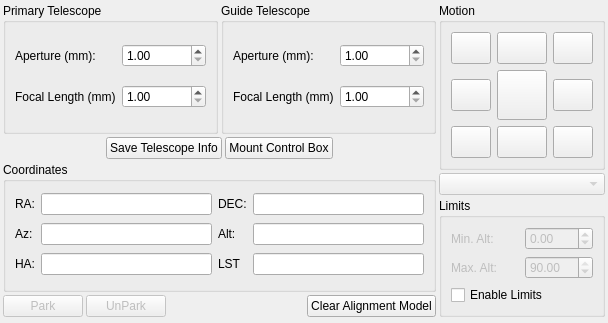
This is kstars/ekos/mount/mount.ui in KDE/kstars as Qt 5 draws it before an edit. The edited form follows.
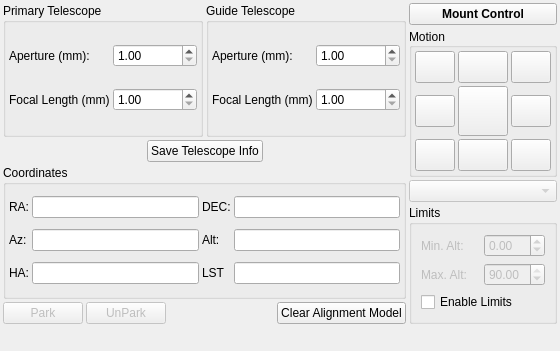
This is the edited form. Icons and pictures are not drawn.

Commit message: Make the mount control button more prominent

Diff of the .ui file:
```diff
--- a/kstars/ekos/mount/mount.ui
+++ b/kstars/ekos/mount/mount.ui
@@ -6,8 +6,8 @@
    <rect>
     <x>0</x>
     <y>0</y>
-    <width>580</width>
-    <height>311</height>
+    <width>550</width>
+    <height>351</height>
    </rect>
   </property>
   <layout class="QVBoxLayout" name="verticalLayout_3">
@@ -38,6 +38,21 @@
             <string>Primary Telescope</string>
            </property>
            <layout class="QGridLayout" name="gridLayout_5">
+            <property name="leftMargin">
+             <number>3</number>
+            </property>
+            <property name="topMargin">
+             <number>3</number>
+            </property>
+            <property name="rightMargin">
+             <number>3</number>
+            </property>
+            <property name="bottomMargin">
+             <number>3</number>
+            </property>
+            <property name="spacing">
+             <number>3</number>
+            </property>
             <item row="0" column="0">
              <widget class="QLabel" name="label_3">
               <property name="text">
@@ -87,6 +102,21 @@
             <string>Guide Telescope</string>
            </property>
            <layout class="QGridLayout" name="gridLayout_4">
+            <property name="leftMargin">
+             <number>3</number>
+            </property>
+            <property name="topMargin">
+             <number>3</number>
+            </property>
+            <property name="rightMargin">
+             <number>3</number>
+            </property>
+            <property name="bottomMargin">
+             <number>3</number>
+            </property>
+            <property name="spacing">
+             <number>3</number>
+            </property>
             <item row="0" column="0">
              <widget class="QLabel" name="label">
               <property name="text">
@@ -157,13 +187,6 @@
            </property>
           </widget>
          </item>
-         <item>
-          <widget class="QPushButton" name="mountToolBoxB">
-           <property name="text">
-            <string>Mount Control Box</string>
-           </property>
-          </widget>
-         </item>
          <item>
           <spacer name="horizontalSpacer_3">
            <property name="orientation">
@@ -185,6 +208,21 @@
           <string>Coordinates</string>
          </property>
          <layout class="QGridLayout" name="gridLayout_2">
+          <property name="leftMargin">
+           <number>3</number>
+          </property>
+          <property name="topMargin">
+           <number>3</number>
+          </property>
+          <property name="rightMargin">
+           <number>3</number>
+          </property>
+          <property name="bottomMargin">
+           <number>3</number>
+          </property>
+          <property name="spacing">
+           <number>3</number>
+          </property>
           <item row="0" column="0">
            <widget class="QLabel" name="label_5">
             <property name="text">
@@ -323,6 +361,32 @@
      </item>
      <item>
       <layout class="QVBoxLayout" name="verticalLayout_2">
+       <property name="spacing">
+        <number>3</number>
+       </property>
+       <item>
+        <widget class="QPushButton" name="mountToolBoxB">
+         <property name="font">
+          <font>
+           <weight>75</weight>
+           <bold>true</bold>
+          </font>
+         </property>
+         <property name="text">
+          <string>Mount Control</string>
+         </property>
+         <property name="icon">
+          <iconset resource="../../data/kstars.qrc">
+           <normaloff>:/icons/breeze/default/kstars_telescope.svg</normaloff>:/icons/breeze/default/kstars_telescope.svg</iconset>
+         </property>
+         <property name="iconSize">
+          <size>
+           <width>48</width>
+           <height>48</height>
+          </size>
+         </property>
+        </widget>
+       </item>
        <item>
         <widget class="QGroupBox" name="groupBox_4">
          <property name="sizePolicy">
@@ -334,10 +398,28 @@
          <property name="title">
           <string>Motion</string>
          </property>
+         <property name="alignment">
+          <set>Qt::AlignLeading|Qt::AlignLeft|Qt::AlignVCenter</set>
+         </property>
          <layout class="QGridLayout" name="gridLayout">
           <property name="sizeConstraint">
            <enum>QLayout::SetMinimumSize</enum>
           </property>
+          <property name="leftMargin">
+           <number>3</number>
+          </property>
+          <property name="topMargin">
+           <number>3</number>
+          </property>
+          <property name="rightMargin">
+           <number>3</number>
+          </property>
+          <property name="bottomMargin">
+           <number>3</number>
+          </property>
+          <property name="spacing">
+           <number>3</number>
+          </property>
           <item row="2" column="0">
            <widget class="QPushButton" name="southwestB">
             <property name="minimumSize">
```
Left out of the diff: 4 changed lines with no effect on the pictures.
